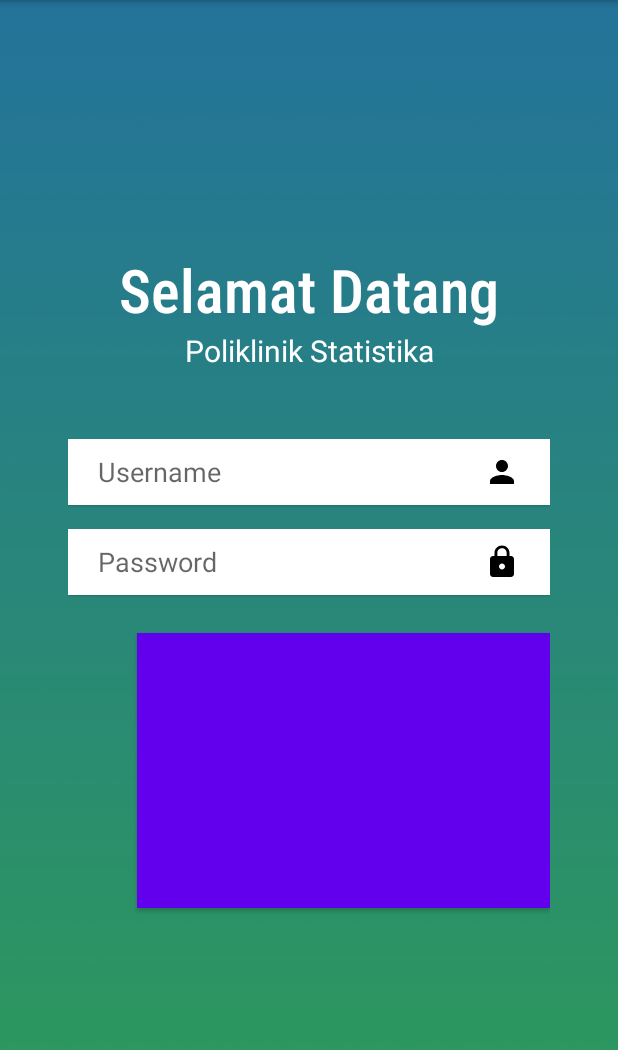
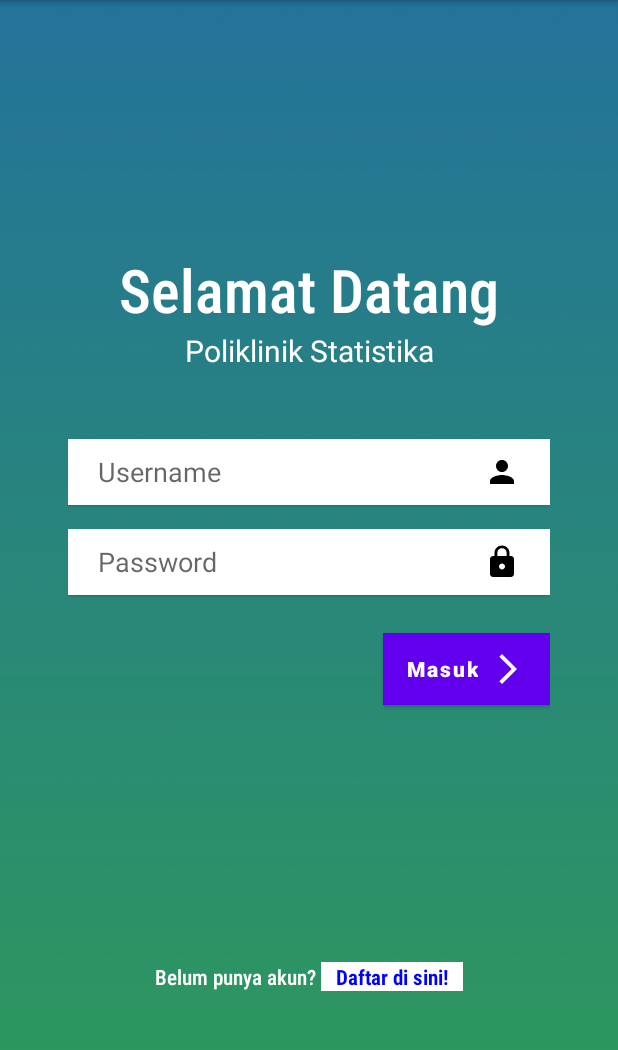
Before and after one commit to ryhanabr/ppk-uas, an Android app: the LoginActivity screen opened directly, with no data from a screen before it, on a phone screen of 412 x 824 dp, the part 84-1134 px from its top. Run offline under Robolectric (Android 15) with nearby library versions, the phone set to English and light mode, and no system bars.

Commit message:
login layout

```diff
--- /dev/null
+++ b/app/src/main/res/drawable/ic_baseline_arrow_forward_ios_24.xml
@@ -0,0 +1,5 @@
+<vector android:autoMirrored="true" android:height="24dp"
+    android:tint="#FFFFFF" android:viewportHeight="24"
+    android:viewportWidth="24" android:width="24dp" xmlns:android="http://schemas.android.com/apk/res/android">
+    <path android:fillColor="@android:color/white" android:pathData="M6.23,20.23l1.77,1.77l10,-10l-10,-10l-1.77,1.77l8.23,8.23z"/>
+</vector>
--- a/app/src/main/res/layout/activity_login.xml
+++ b/app/src/main/res/layout/activity_login.xml
@@ -63,8 +63,43 @@
         android:layout_marginTop="25dp"
         android:layout_gravity="end"
         android:textAllCaps="false"
-        android:background="@drawable/btn_bg"
+        android:background="@color/white"
+        android:text="Masuk"
+        android:textStyle="bold"
+        android:drawableRight="@drawable/ic_baseline_arrow_forward_ios_24"
         />
+
+    <LinearLayout
+        android:layout_width="match_parent"
+        android:layout_height="wrap_content"
+        android:orientation="horizontal"
+        android:layout_marginTop="80dp"
+        android:layout_weight="1"
+        android:gravity="center">
+
+        <TextView
+            android:layout_width="wrap_content"
+            android:layout_height="wrap_content"
+            android:text="Belum punya akun? "
+            android:fontFamily="sans-serif-condensed-medium"
+            android:textColor="@color/white"
+            />
+
+        <TextView
+            android:layout_width="wrap_content"
+            android:layout_height="wrap_content"
+            android:id="@+id/regist"
+            android:fontFamily="sans-serif-condensed-medium"
+            android:text="Daftar di sini!"
+            android:textStyle="bold"
+            android:textColor="@color/blue"
+            android:background="@color/white"
+            android:paddingLeft="10dp"
+            android:paddingRight="10dp"
+            />
+
+    </LinearLayout>
+
 
 
 
--- a/app/src/main/res/values/colors.xml
+++ b/app/src/main/res/values/colors.xml
@@ -7,4 +7,6 @@
     <color name="teal_700">#FF018786</color>
     <color name="black">#FF000000</color>
     <color name="white">#FFFFFFFF</color>
+    <color name="dark_blue">#00008B</color>
+    <color name="blue">#0000FF</color>
 </resources>
```
